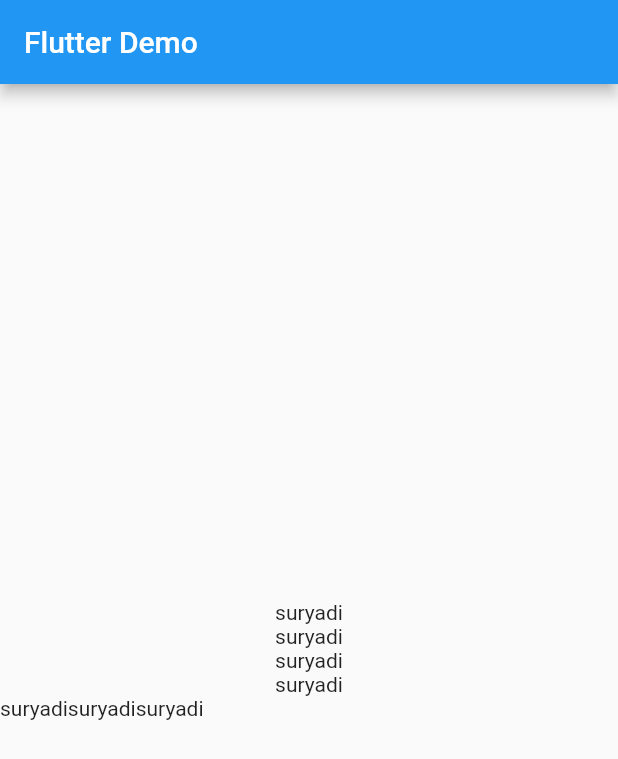
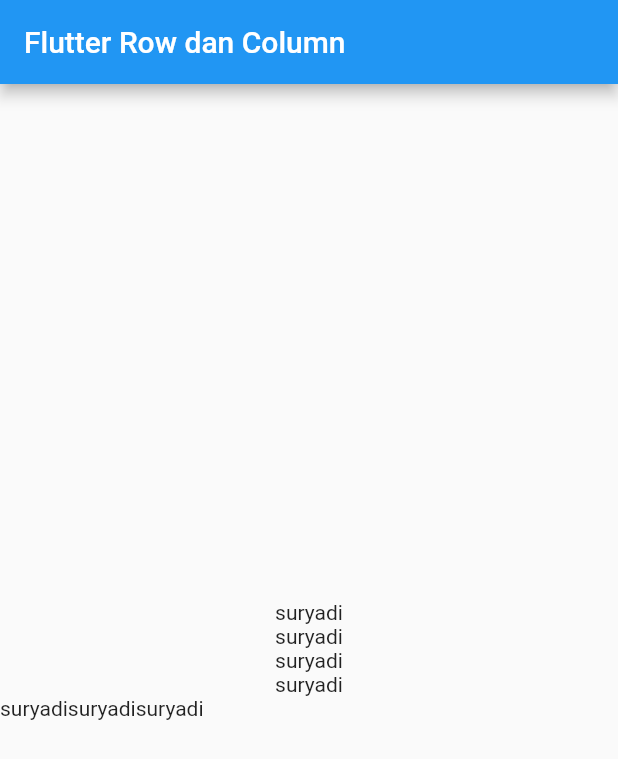
Before and after one commit to suryadi445/flutter, a Flutter app: the screen it shows after launch, on a phone screen of 412 x 824 dp. Shown: the top 759 px of the screen. Run offline on Flutter 3.47's test engine with Material 2 defaults, Android fonts, the phone set to English and light mode, and no system bars.

Commit message:
flutter row dan column

```diff
--- a/lib/main.dart
+++ b/lib/main.dart
@@ -11,7 +11,7 @@ class MyApp extends StatelessWidget {
   Widget build(BuildContext context) {
     return MaterialApp(
         home: Scaffold(
-            appBar: AppBar(title: Text('Flutter Demo')),
+            appBar: AppBar(title: Text('Flutter Row dan Column')),
             body: Center(
               child: Column(
                 mainAxisAlignment: MainAxisAlignment.center,
```
